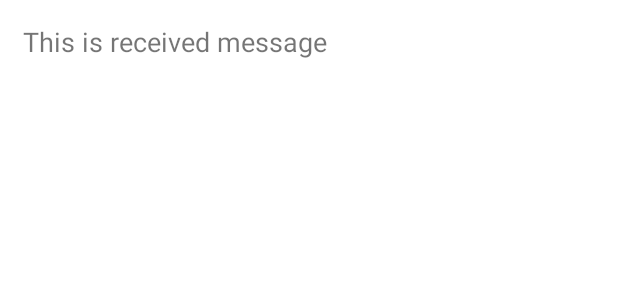
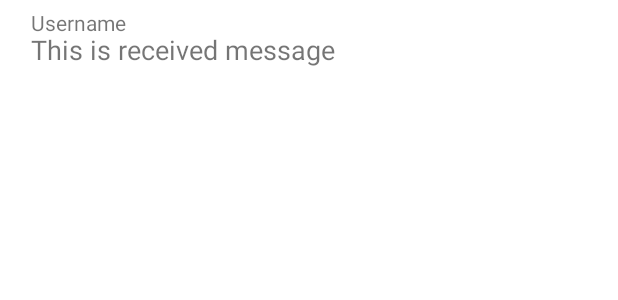
Before and after one commit to ColeGarboski/LFGG, an Android app: the layout receive.xml on its own in the app's theme, with its tools: preview values and no code run, on a phone screen of 412 x 824 dp. Shown: the top 300 px of the screen. Run offline under Robolectric (Android 15) with nearby library versions, the phone set to English and light mode, and no system bars.

```diff
--- a/app/src/main/res/layout/receive.xml
+++ b/app/src/main/res/layout/receive.xml
@@ -16,8 +16,17 @@
             android:layout_width="wrap_content"
             android:layout_height="wrap_content"
             android:text="This is received message"
-            android:padding="10dp"
+            android:padding="15dp"
             android:textSize="18sp"/>
+
+        <TextView
+            android:id="@+id/txtUsername"
+            android:layout_width="wrap_content"
+            android:layout_height="wrap_content"
+            android:layout_alignParentLeft="true"
+            android:layout_alignParentTop="true"
+            android:layout_marginLeft="15dp"
+            android:text="Username" />
 
     </RelativeLayout>
 
```
Also changed, not shown: app/src/main/java/com/example/lfgg/MessageAdapter.kt (+12 -1 lines).
